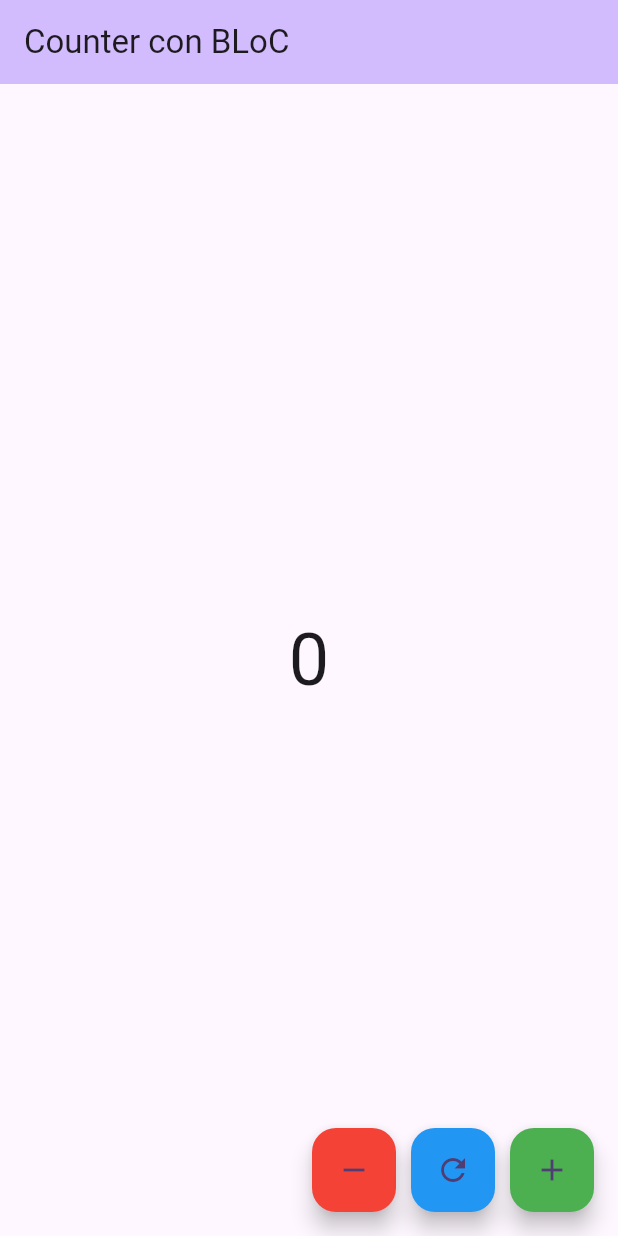
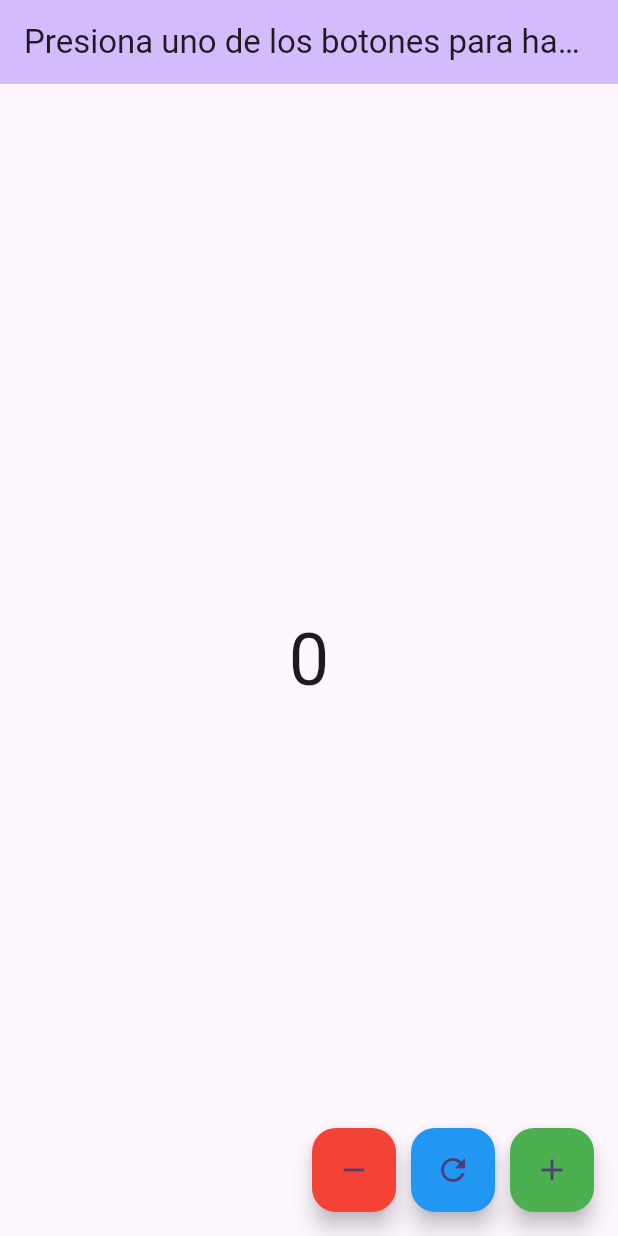
Before and after one commit to TecErickGuerra/Bloc_Patron, a Flutter app: the screen it shows after launch, on a phone screen of 412 x 824 dp. Run offline on Flutter 3.47's test engine with Material 3 defaults, Android fonts, the phone set to English and light mode, and no system bars; our stand-ins replace bloc, flutter_bloc.

Commit message:
Instrucciones para interfaz

```diff
--- a/lib/main.dart
+++ b/lib/main.dart
@@ -33,7 +33,7 @@ class CounterPage extends StatelessWidget {
     return Scaffold(
       appBar: AppBar(
         backgroundColor: Theme.of(context).colorScheme.inversePrimary,
-        title: const Text('Counter con BLoC'),
+        title: const Text('Presiona uno de los botones para hacerle algo al contador'),
       ),
       body: Center(
         child: BlocBuilder<CounterBloc, int>(
```
